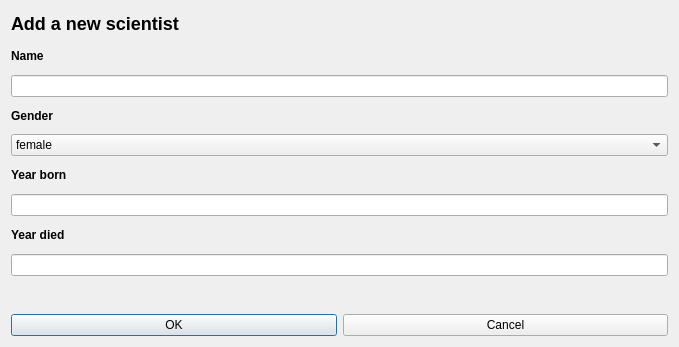
Before: the Qt Designer form VLN1-H32/addscientistdialog.ui in Kristian15/VLN1-Hopur32, drawn with Qt 5.
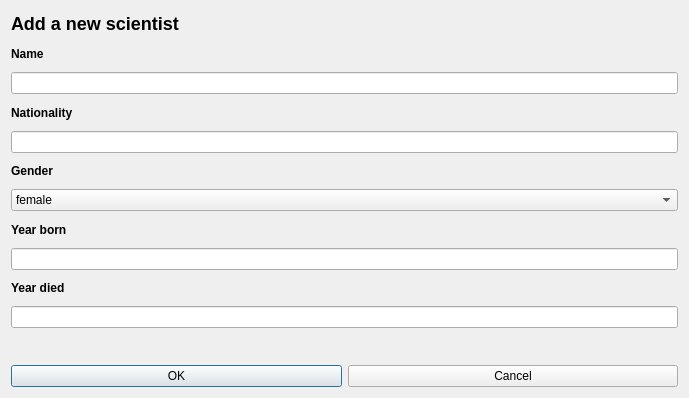
After: the same form once the commit is applied.

Patch:
```diff
--- a/VLN1-H32/addscientistdialog.ui
+++ b/VLN1-H32/addscientistdialog.ui
@@ -6,8 +6,8 @@
    <rect>
     <x>0</x>
     <y>0</y>
-    <width>679</width>
-    <height>347</height>
+    <width>689</width>
+    <height>398</height>
    </rect>
   </property>
   <property name="windowTitle">
@@ -67,6 +67,39 @@
        </property>
       </widget>
      </item>
+     <item>
+      <layout class="QHBoxLayout" name="horizontalLayout_7">
+       <item>
+        <widget class="QLabel" name="label_scientistNationality">
+         <property name="font">
+          <font>
+           <pointsize>9</pointsize>
+           <weight>75</weight>
+           <bold>true</bold>
+          </font>
+         </property>
+         <property name="text">
+          <string>Nationality</string>
+         </property>
+        </widget>
+       </item>
+       <item>
+        <widget class="QLabel" name="label_2">
+         <property name="font">
+          <font>
+           <pointsize>9</pointsize>
+          </font>
+         </property>
+         <property name="text">
+          <string/>
+         </property>
+        </widget>
+       </item>
+      </layout>
+     </item>
+     <item>
+      <widget class="QLineEdit" name="lineEdit"/>
+     </item>
      <item>
       <layout class="QHBoxLayout" name="horizontalLayout_2">
        <item>
```
